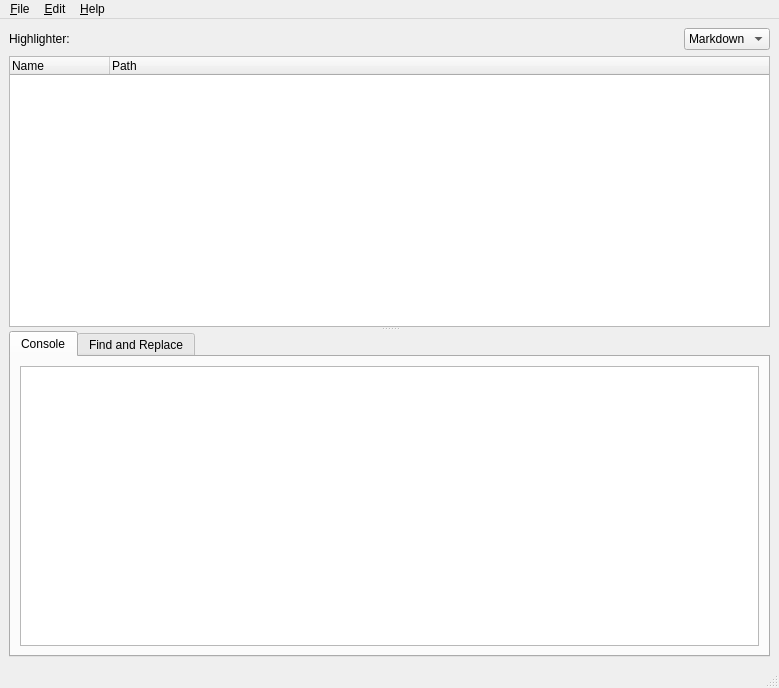
Before: the Qt Designer form core/mainwindow.ui in KmolYuan/kmol-editor, drawn with Qt 5.
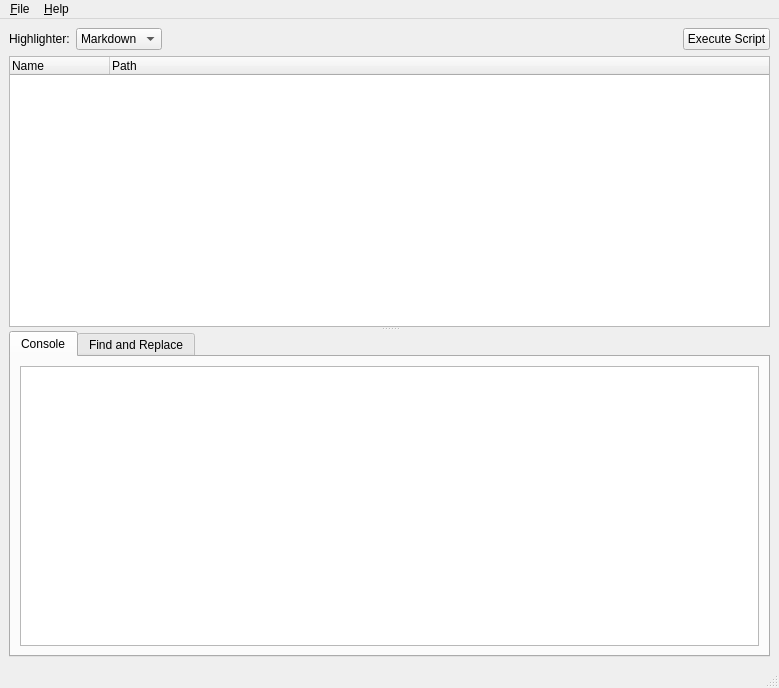
After: the same form once the commit is applied. Icons and pictures are not drawn.

Patch:
```diff
--- a/core/mainwindow.ui
+++ b/core/mainwindow.ui
@@ -39,6 +39,25 @@
              </property>
             </widget>
            </item>
+           <item>
+            <widget class="QComboBox" name="highlighter_option">
+             <item>
+              <property name="text">
+               <string>Markdown</string>
+              </property>
+             </item>
+             <item>
+              <property name="text">
+               <string>HTML</string>
+              </property>
+             </item>
+             <item>
+              <property name="text">
+               <string>Python</string>
+              </property>
+             </item>
+            </widget>
+           </item>
            <item>
             <spacer name="horizontalSpacer">
              <property name="orientation">
@@ -53,22 +72,10 @@
             </spacer>
            </item>
            <item>
-            <widget class="QComboBox" name="highlighter_option">
-             <item>
-              <property name="text">
-               <string>Markdown</string>
-              </property>
-             </item>
-             <item>
-              <property name="text">
-               <string>HTML</string>
-              </property>
-             </item>
-             <item>
-              <property name="text">
-               <string>Python</string>
-              </property>
-             </item>
+            <widget class="QPushButton" name="exec_button">
+             <property name="text">
+              <string>Execute Script</string>
+             </property>
             </widget>
            </item>
           </layout>
@@ -166,11 +173,6 @@
     <addaction name="separator"/>
     <addaction name="action_Close"/>
    </widget>
-   <widget class="QMenu" name="menu_Edit">
-    <property name="title">
-     <string>&amp;Edit</string>
-    </property>
-   </widget>
    <widget class="QMenu" name="menu_Help">
     <property name="title">
      <string>&amp;Help</string>
@@ -181,7 +183,6 @@
     <addaction name="action_about"/>
    </widget>
    <addaction name="menu_File"/>
-   <addaction name="menu_Edit"/>
    <addaction name="menu_Help"/>
   </widget>
   <widget class="QStatusBar" name="statusBar"/>
```
Left out of the diff: 31 changed lines with no effect on the pictures.
